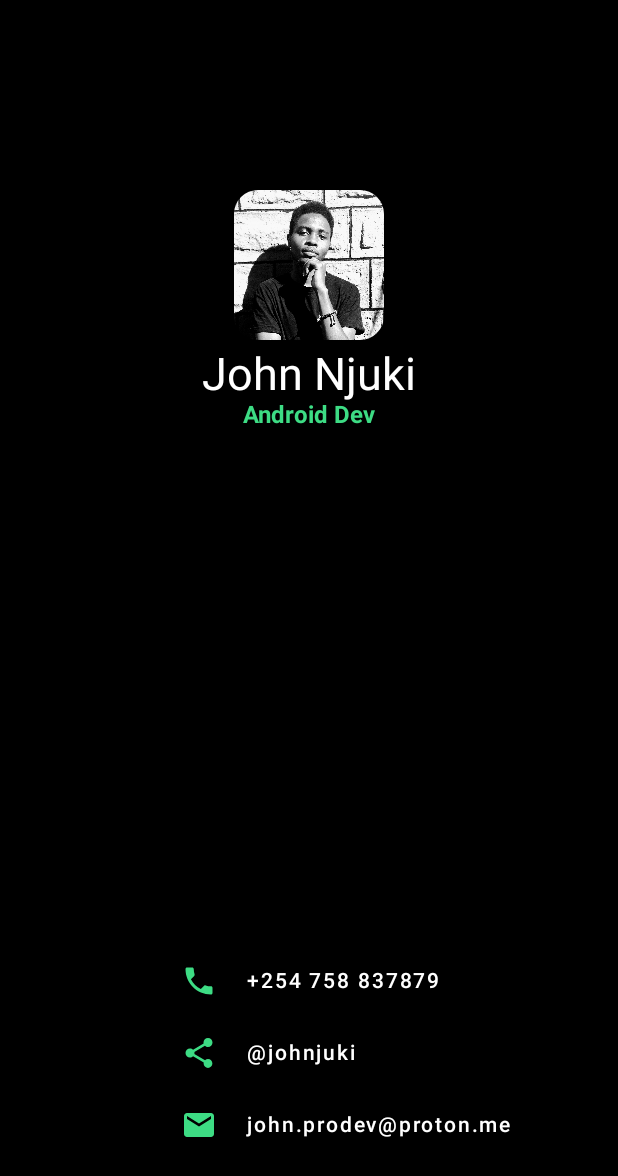
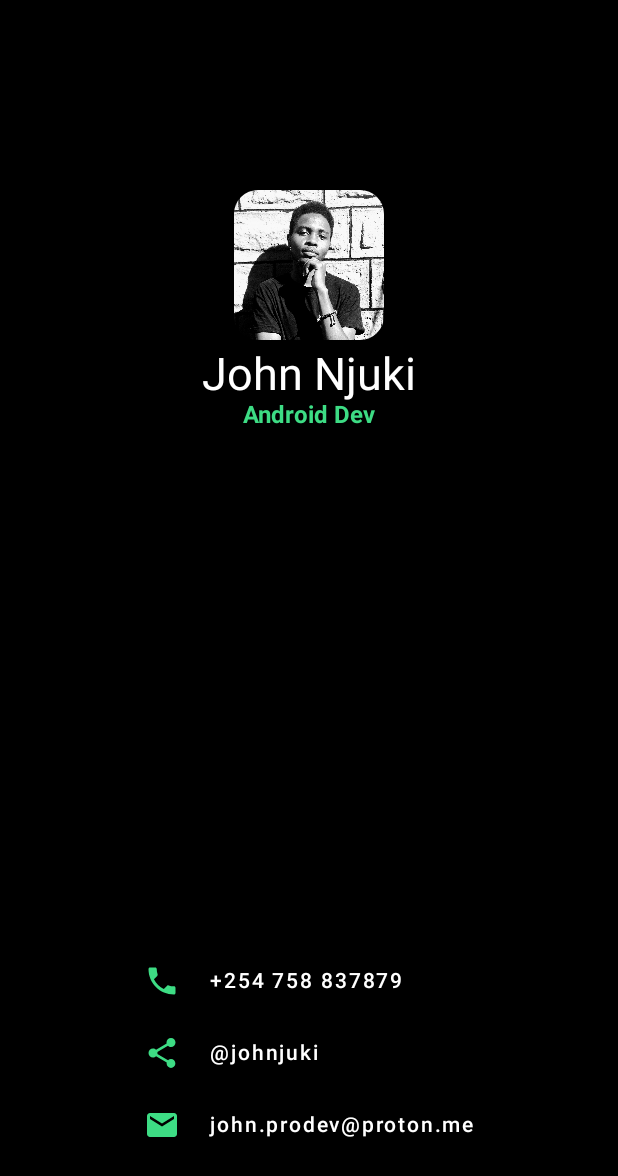
Before and after one commit to johnjuki/Me, an Android app built with Jetpack Compose: the screen it shows after launch (MainActivity), on a phone screen of 412 x 824 dp. Shown: the top 1176 px of the screen. Run offline under Robolectric (Android 15) with nearby library versions, the phone set to English and light mode, and no system bars.

Commit message:
create my portfolio app

```diff
--- a/app/src/main/java/com/tnh/me/MainActivity.kt
+++ b/app/src/main/java/com/tnh/me/MainActivity.kt
@@ -156,7 +156,6 @@ private fun ContactInfo(
 
 @Composable
 private fun ContactInfoDetails(iconResource: Int, contentDescription: String, contact: String) {
-    Spacer(modifier = Modifier.width(50.dp))
     Icon(
         painter = painterResource(iconResource),
         contentDescription = contentDescription,
```
